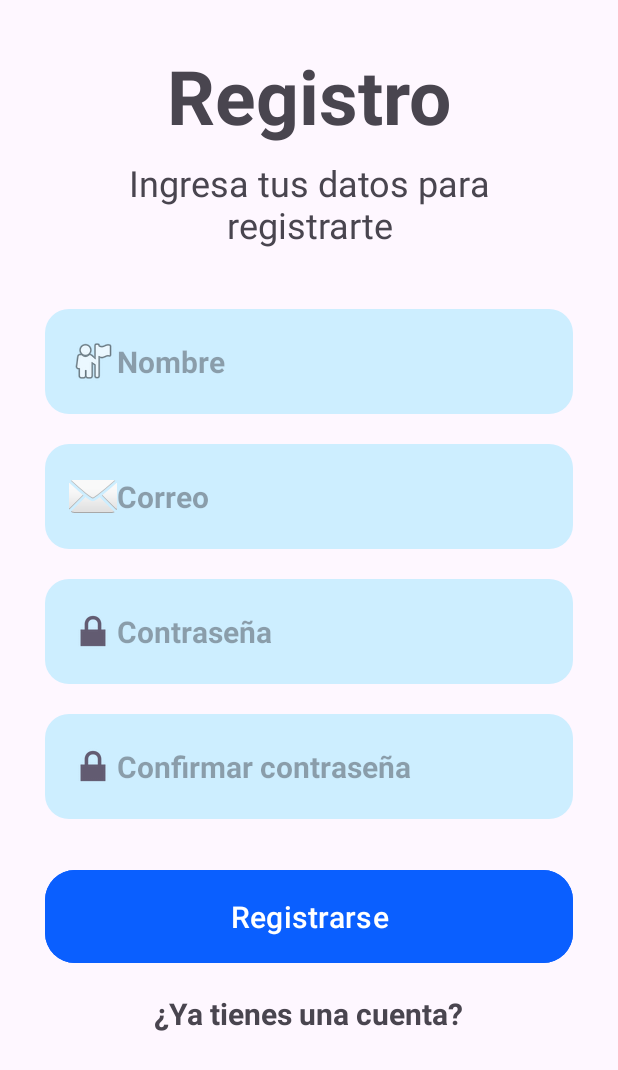
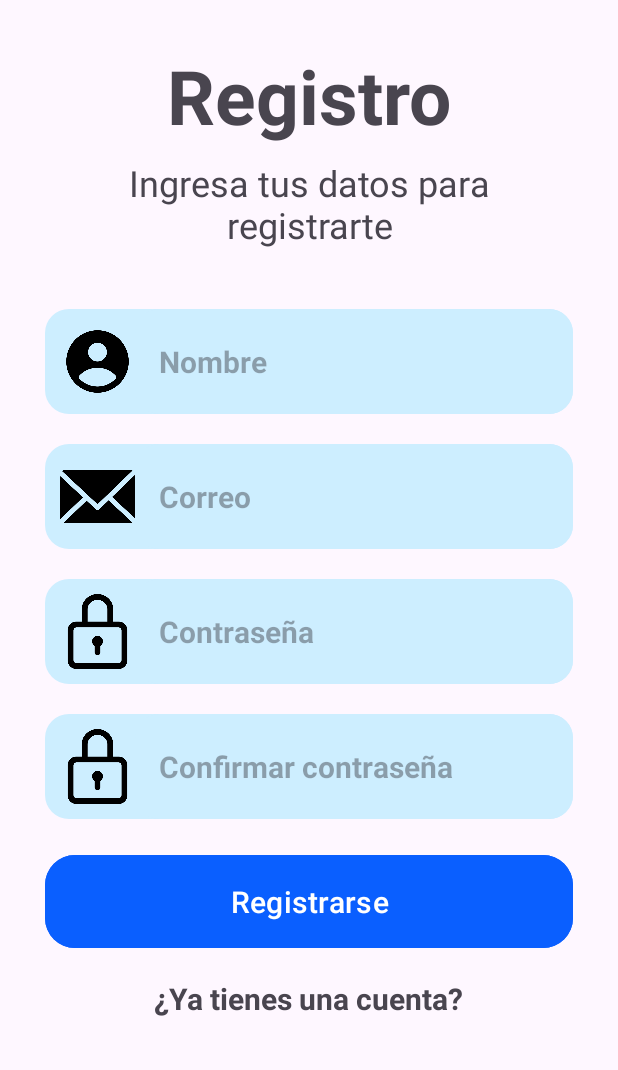
Before and after one commit to Pazoomer/ProyectoFinalAplicaciones, an Android app: the Register screen opened directly, with no data from a screen before it, on a phone screen of 412 x 824 dp. Shown: the top 1070 px of the screen. Run offline under Robolectric (Android 15) with nearby library versions, the phone set to English and light mode, and no system bars.

Commit message:
Frontend de configuración
Mejora de frontend de login y register, añadido iconos

```diff
--- a/app/src/main/AndroidManifest.xml
+++ b/app/src/main/AndroidManifest.xml
@@ -12,6 +12,9 @@
         android:supportsRtl="true"
         android:theme="@style/Theme.TaskFam"
         tools:targetApi="31">
+        <activity
+            android:name=".Settings"
+            android:exported="false" />
         <activity
             android:name=".Register"
             android:exported="false" />
--- a/app/src/main/res/layout/activity_register.xml
+++ b/app/src/main/res/layout/activity_register.xml
@@ -31,6 +31,22 @@
         android:layout_marginRight="30dp"
         android:layout_marginBottom="40dp" />
 
+    <LinearLayout
+        android:layout_width="match_parent"
+        android:layout_height="wrap_content"
+        android:layout_gravity="center_horizontal"
+        android:background="@drawable/background_blue_sky"
+        android:layout_marginBottom="20dp"
+        android:layout_marginLeft="30dp"
+        android:layout_marginRight="30dp"
+        android:orientation="horizontal">
+        <ImageView
+            android:id="@+id/ivRole"
+            android:layout_width="50dp"
+            android:layout_height="50dp"
+            android:src="@drawable/people"
+            android:layout_marginTop="10dp"
+            android:layout_marginLeft="10dp" />
     <EditText
         android:id="@+id/etNombre"
         android:layout_width="match_parent"
@@ -38,14 +54,27 @@
         android:hint="@string/name"
         android:textSize="20sp"
         android:textStyle="bold"
-        android:drawableStart="@android:drawable/ic_menu_myplaces"
         android:paddingStart="16dp"
+        android:background="@drawable/background_blue_sky"
+        app:cornerRadius="20dp"/>
+    </LinearLayout>
+
+    <LinearLayout
+        android:layout_width="match_parent"
+        android:layout_height="wrap_content"
+        android:layout_gravity="center_horizontal"
+        android:background="@drawable/background_blue_sky"
         android:layout_marginBottom="20dp"
         android:layout_marginLeft="30dp"
         android:layout_marginRight="30dp"
-        android:background="@drawable/background_blue_sky"
-        app:cornerRadius="20dp"/>
-
+        android:orientation="horizontal">
+        <ImageView
+            android:id="@+id/ivEmail"
+            android:layout_width="50dp"
+            android:layout_height="50dp"
+            android:src="@drawable/email"
+            android:layout_marginTop="10dp"
+            android:layout_marginLeft="10dp" />
     <EditText
         android:id="@+id/etCorreo"
         android:layout_width="match_parent"
@@ -53,15 +82,28 @@
         android:textSize="20sp"
         android:hint="@string/email"
         android:textStyle="bold"
-        android:drawableStart="@android:drawable/ic_dialog_email"
         android:paddingStart="16dp"
+        android:background="@drawable/background_blue_sky"
+        app:cornerRadius="20dp"
+        android:inputType="textPassword" />
+    </LinearLayout>
+
+    <LinearLayout
+        android:layout_width="match_parent"
+        android:layout_height="wrap_content"
+        android:layout_gravity="center_horizontal"
+        android:background="@drawable/background_blue_sky"
         android:layout_marginBottom="20dp"
         android:layout_marginLeft="30dp"
         android:layout_marginRight="30dp"
-        android:background="@drawable/background_blue_sky"
-        app:cornerRadius="20dp"
-        android:inputType="textPassword" />
-
+        android:orientation="horizontal">
+        <ImageView
+            android:id="@+id/ivPassword"
+            android:layout_width="50dp"
+            android:layout_height="50dp"
+            android:src="@drawable/password"
+            android:layout_marginTop="10dp"
+            android:layout_marginLeft="10dp" />
     <EditText
         android:id="@+id/etContrasena"
         android:layout_width="match_parent"
@@ -69,14 +111,27 @@
         android:hint="@string/password"
         android:textSize="20sp"
         android:textStyle="bold"
-        android:drawableStart="@android:drawable/ic_lock_lock"
         android:paddingStart="16dp"
+        android:background="@drawable/background_blue_sky"
+        app:cornerRadius="20dp"/>
+    </LinearLayout>
+
+    <LinearLayout
+        android:layout_width="match_parent"
+        android:layout_height="wrap_content"
+        android:layout_gravity="center_horizontal"
+        android:background="@drawable/background_blue_sky"
         android:layout_marginBottom="20dp"
         android:layout_marginLeft="30dp"
         android:layout_marginRight="30dp"
-        android:background="@drawable/background_blue_sky"
-        app:cornerRadius="20dp"/>
-
+        android:orientation="horizontal">
+        <ImageView
+            android:id="@+id/ivConfirmPassword"
+            android:layout_width="50dp"
+            android:layout_height="50dp"
+            android:src="@drawable/password"
+            android:layout_marginTop="10dp"
+            android:layout_marginLeft="10dp" />
     <EditText
         android:id="@+id/etConfirmarContrasena"
         android:layout_width="match_parent"
@@ -84,14 +139,11 @@
         android:textSize="20sp"
         android:hint="@string/confirm_password"
         android:textStyle="bold"
-        android:drawableStart="@android:drawable/ic_lock_lock"
         android:paddingStart="16dp"
-        android:layout_marginBottom="30dp"
-        android:layout_marginLeft="30dp"
-        android:layout_marginRight="30dp"
         android:background="@drawable/background_blue_sky"
         app:cornerRadius="20dp"
         android:inputType="textPassword" />
+    </LinearLayout>
 
     <Button
         android:id="@+id/btnRegistrarse"
--- a/app/src/main/res/values/strings.xml
+++ b/app/src/main/res/values/strings.xml
@@ -47,4 +47,5 @@
     <string name="go_back">Volver al menu principal</string>
     <string name="complete_task">Completar tarea</string>
     <string name="name">Nombre</string>
+    <string name="delete_house">Borrar hogar</string>
 </resources>
```
Also changed, not shown: app/src/main/java/zamora/jorge/taskfam/Settings.kt (added, +20 -0 lines), app/src/main/res/layout/activity_login.xml (+37 -11 lines), app/src/main/res/layout/activity_settings.xml (added, +134 -0 lines), app/src/main/res/layout/settings_member.xml (added, +30 -0 lines), app/src/main/res/drawable/back_arrow.png (added), app/src/main/res/drawable/eliminate.png (added), app/src/main/res/drawable/email.png (added), app/src/main/res/drawable/house.png (added), app/src/main/res/drawable/password.png (added), app/src/main/res/drawable/people.png (added).
